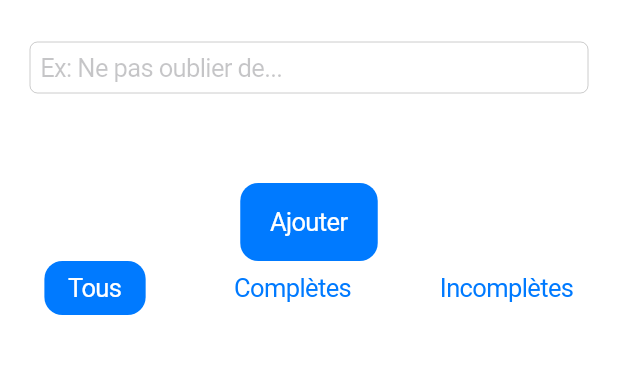
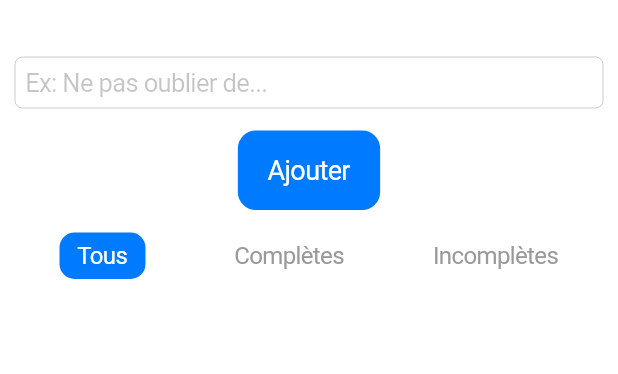
Before and after one commit to alexyvanot/flutter_todo_list, a Flutter app: the screen it shows after launch, on a phone screen of 412 x 824 dp, the part 48-422 px from its top. Run offline on Flutter 3.47's test engine with Material 3 defaults, Android fonts, the phone set to English and light mode, and no system bars; our stand-ins replace shared_preferences.

Commit message:
V2 Restylization, suppression par glissement, etc

```diff
--- /dev/null
+++ b/devtools_options.yaml
@@ -0,0 +1,3 @@
+description: This file stores settings for Dart & Flutter DevTools.
+documentation: https://docs.flutter.dev/tools/devtools/extensions#configure-extension-enablement-states
+extensions:
--- a/lib/main.dart
+++ b/lib/main.dart
@@ -1,6 +1,6 @@
 import 'package:flutter/cupertino.dart';
-import 'package:shared_preferences/shared_preferences.dart'; // save feature
-import 'dart:convert'; // pour json
+import 'package:shared_preferences/shared_preferences.dart';
+import 'dart:convert';
 
 void main() {
   runApp(const MyApp());
@@ -28,7 +28,7 @@ class TodoListScreen extends StatefulWidget {
 class _TodoListScreenState extends State<TodoListScreen> {
   final List<TodoItem> _todos = [];
   final TextEditingController _controller = TextEditingController();
-  String _filter = 'all'; // filtrage des todo
+  String _filter = 'all';
 
   @override
   void initState() {
@@ -74,9 +74,38 @@ class _TodoListScreenState extends State<TodoListScreen> {
     });
   }
 
+  Future<bool?> _confirmDelete(TodoItem todo) async {
+    bool? confirm = await showCupertinoDialog<bool>(
+      context: context,
+      builder: (context) {
+        return CupertinoAlertDialog(
+          title: const Text('Confirmation de Suppression'),
+          content: Text('Êtes-vous sûr de vouloir supprimer "${todo.title}" ?'),
+          actions: [
+            CupertinoDialogAction(
+              child: const Text('Annuler'),
+              onPressed: () => Navigator.of(context).pop(false),
+            ),
+            CupertinoDialogAction(
+              child: const Text(
+                'Supprimer',
+                style: TextStyle(
+                  color: CupertinoColors.destructiveRed,
+                  fontWeight: FontWeight.bold,
+                ),
+              ),
+              onPressed: () => Navigator.of(context).pop(true),
+            ),
+          ],
+        );
+      },
+    );
+
+    return confirm;
+  }
+
   @override
   Widget build(BuildContext context) {
-    // Filtrer les tâches
     List<TodoItem> filteredTodos = _filter == 'completed'
         ? _todos.where((todo) => todo.isDone).toList()
         : _filter == 'incomplete'
@@ -87,20 +116,37 @@ class _TodoListScreenState extends State<TodoListScreen> {
       navigationBar: const CupertinoNavigationBar(
         middle: Text('Flutter Todo List'),
       ),
+      child: Center(
+        child: Padding(
+          padding: const EdgeInsets.symmetric(horizontal: 10.0),
           child: Column(
+            mainAxisSize: MainAxisSize.min,
             children: [
-          Padding(
-            padding: const EdgeInsets.symmetric(vertical: 60.0, horizontal: 20.0),
+              const SizedBox(height: 20),
+              Container(
+                constraints: const BoxConstraints(maxWidth: 600),
+                child: Padding(
+                  padding: const EdgeInsets.only(top: 50.0, bottom: 15.0),
                   child: CupertinoTextField(
                     controller: _controller,
                     placeholder: 'Ex: Ne pas oublier de...',
                   ),
                 ),
+              ),
               CupertinoButton.filled(
                 onPressed: _addTodo,
-            child: const Text('Ajouter'),
+                child: const Text(
+                  'Ajouter',
+                  style: TextStyle(
+                    color: CupertinoColors.white,
+                    fontSize: 18.0,
                   ),
-          Row(
+                ),
+              ),
+              const SizedBox(height: 15),
+              Container(
+                constraints: const BoxConstraints(maxWidth: 600),
+                child: Row(
                   mainAxisAlignment: MainAxisAlignment.spaceAround,
                   children: [
                     _buildFilterButton('all', 'Tous'),
@@ -108,39 +154,53 @@ class _TodoListScreenState extends State<TodoListScreen> {
                     _buildFilterButton('incomplete', 'Incomplètes'),
                   ],
                 ),
+              ),
+              const SizedBox(height: 10),
               Expanded(
+                child: Container(
+                  constraints: const BoxConstraints(maxWidth: 600),
                   child: ListView.builder(
                     itemCount: filteredTodos.length,
                     itemBuilder: (context, index) {
                       return Dismissible(
                         key: Key(filteredTodos[index].title),
-                  background: Container(color: CupertinoColors.destructiveRed),
+                        background: Container(
+                          color: CupertinoColors.destructiveRed,
+                          alignment: Alignment.centerLeft,
+                          padding: const EdgeInsets.symmetric(horizontal: 20.0),
+                          child: const Text(
+                            'Supprimer',
+                            style: TextStyle(color: CupertinoColors.white),
+                          ),
+                        ),
+                        secondaryBackground: Container(
+                          color: CupertinoColors.destructiveRed,
+                          alignment: Alignment.centerRight,
+                          padding: const EdgeInsets.symmetric(horizontal: 20.0),
+                          child: const Text(
+                            'Supprimer',
+                            style: TextStyle(color: CupertinoColors.white),
+                          ),
+                        ),
+                        direction: DismissDirection.endToStart,
+                        confirmDismiss: (direction) async {
+                          if (direction == DismissDirection.endToStart) {
+                            return await _confirmDelete(filteredTodos[index]);
+                          }
+                          return false;
+                        },
                         onDismissed: (direction) {
+                          if (direction == DismissDirection.endToStart) {
                             setState(() {
                               _todos.remove(filteredTodos[index]);
                               _saveTodos();
                             });
-                    // Cupertino Dialog pour la confirmation de suppression
-                    CupertinoAlertDialog alert = CupertinoAlertDialog(
-                      title: const Text('Todo supprimée'),
-                      content: Text("${filteredTodos[index].title} a été supprimée."),
-                      actions: [
-                        CupertinoDialogAction(
-                          child: const Text('OK'),
-                          onPressed: () {
-                            Navigator.of(context).pop();
-                          },
-                        ),
-                      ],
-                    );
-                    showCupertinoDialog(
-                      context: context,
-                      builder: (context) => alert,
-                    );
+                          }
                         },
                         child: Container(
                           padding: const EdgeInsets.symmetric(vertical: 10),
                           child: Row(
+                            mainAxisSize: MainAxisSize.min,
                             mainAxisAlignment: MainAxisAlignment.spaceBetween,
                             children: [
                               Expanded(
@@ -177,7 +237,10 @@ class _TodoListScreenState extends State<TodoListScreen> {
                     },
                   ),
                 ),
+              ),
             ],
+          ),
+        ),
       ),
     );
   }
@@ -188,13 +251,14 @@ class _TodoListScreenState extends State<TodoListScreen> {
         ? Container(
             decoration: BoxDecoration(
               color: CupertinoColors.activeBlue,
-              borderRadius: BorderRadius.circular(12),
+              borderRadius: BorderRadius.circular(10),
             ),
-            padding: const EdgeInsets.symmetric(horizontal: 16, vertical: 8),
+            padding: const EdgeInsets.symmetric(horizontal: 12, vertical: 6),
             child: Text(
               label,
               style: const TextStyle(
                 color: CupertinoColors.white,
+                fontSize: 16.0,
               ),
             ),
           )
@@ -203,7 +267,8 @@ class _TodoListScreenState extends State<TodoListScreen> {
             child: Text(
               label,
               style: const TextStyle(
-                color: CupertinoColors.activeBlue,
+                color: CupertinoColors.inactiveGray,
+                fontSize: 16.0,
               ),
             ),
           );
```
Also changed, not shown: pubspec.yaml (+1 -6 lines), pubspec.lock. Lines whose indentation alone changed are shown as unchanged.
